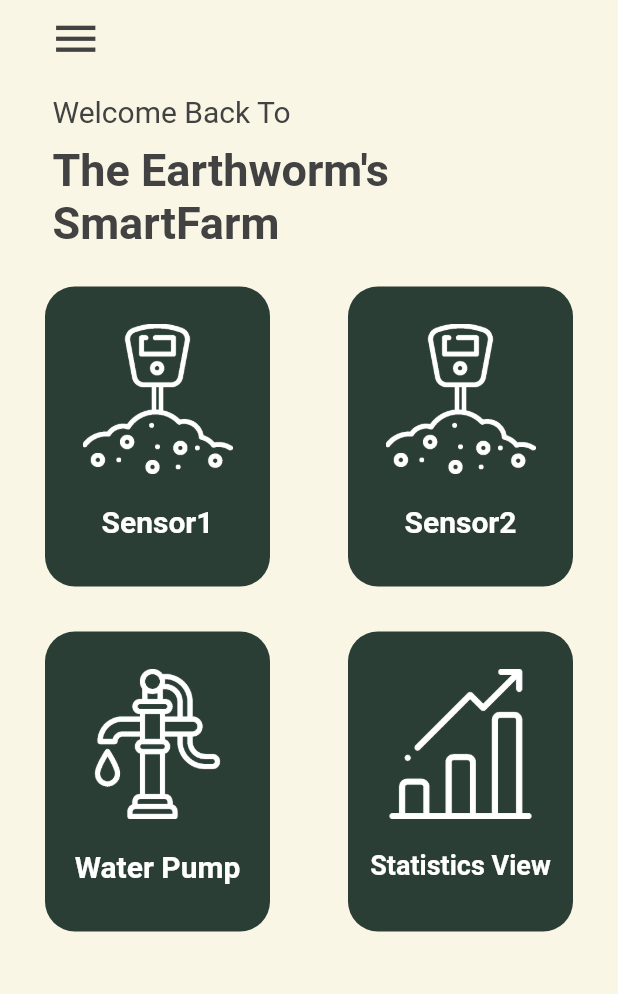
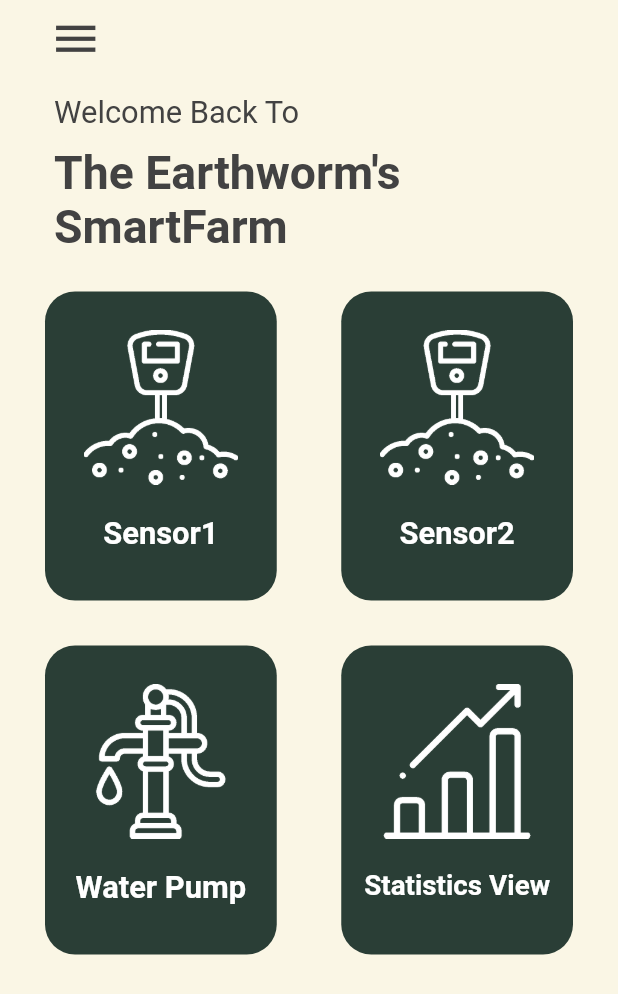
Before and after one commit to mmarchu/Earthworms-SmartFarm, a Flutter app: the homepage screen opened directly with empty values, on a phone screen of 412 x 824 dp. Shown: the top 994 px of the screen. Run offline on Flutter 3.47's test engine with Material 2 defaults, Android fonts, the phone set to English and light mode, and no system bars.

Commit message:
AutoScale , DB
AutoScale
- HomePage
- SensorPage
DB
- login

```diff
--- a/earthworms/lib/MainFunc/homepage.dart
+++ b/earthworms/lib/MainFunc/homepage.dart
@@ -1,3 +1,4 @@
+import 'package:earthworms/Func2/AutoScale.dart';
 import 'package:earthworms/MainFunc/Sensor2Page.dart';
 import 'package:earthworms/Profile/LoginPage.dart';
 import 'package:earthworms/Profile/ChangePassPage.dart';
@@ -24,6 +25,12 @@ class homepage extends StatelessWidget {
 
   @override
   Widget build(BuildContext context) {
+    return LayoutBuilder(builder: (context, Constraints) {
+      final screenWidth = MediaQuery.of(context).size.width;
+      final screenHeight = MediaQuery.of(context).size.height;
+      final smallestDimension =
+          screenWidth < screenHeight ? screenWidth : screenHeight;
+      final textScaleFactor = smallestDimension / 400;
       return AnnotatedRegion<SystemUiOverlayStyle>(
           value: SystemUiOverlayStyle.dark,
           child: Scaffold(
@@ -46,7 +53,7 @@ class homepage extends StatelessWidget {
                         accountName: Text(
                           name + " " + lastname,
                           style: TextStyle(
-                          fontSize: 18,
+                            fontSize: 18 * textScaleFactor,
                             fontWeight: FontWeight.bold,
                             color: Colors.white,
                           ),
@@ -55,13 +62,15 @@ class homepage extends StatelessWidget {
                         // Email Header
                         accountEmail: Text(
                           email,
-                        style: TextStyle(fontSize: 15, color: Colors.white),
+                          style: TextStyle(
+                            fontSize: 15 * textScaleFactor,
+                            color: Colors.white),
                         ),
                       )),
                   ListTile(
-                  title: const Text(
+                    title: Text(
                       'Change password',
-                    style: TextStyle(fontSize: 18),
+                      style: TextStyle(fontSize: 18 * textScaleFactor),
                     ),
                     onTap: () {
                       print('change password');
@@ -73,9 +82,9 @@ class homepage extends StatelessWidget {
                     },
                   ),
                   ListTile(
-                  title: const Text(
+                    title: Text(
                       'Log out',
-                    style: TextStyle(fontSize: 18),
+                      style: TextStyle(fontSize: 18 * textScaleFactor),
                     ),
                     onTap: () {
                       print("Log out");
@@ -126,24 +135,24 @@ class homepage extends StatelessWidget {
 
                 // text Header
                 Padding(
-                  padding: EdgeInsets.symmetric(horizontal: 35),
+                    padding: EdgeInsets.symmetric(horizontal: 35 * textScaleFactor),
                     child: Column(
                       crossAxisAlignment: CrossAxisAlignment.start,
                       children: [
                         Text(
                           "Welcome Back To",
                           style: TextStyle(
-                          fontSize: 20,
+                            fontSize: 20 * textScaleFactor,
                             color: Colors.grey[800],
                           ),
                         ),
                         SizedBox(
-                        height: 10,
+                          height: 10 * textScaleFactor,
                         ),
                         Text(
                           "The Earthworm's SmartFarm", //Name of user
                           style: TextStyle(
-                            fontSize: 30,
+                              fontSize: 30 * textScaleFactor,
                               fontWeight: FontWeight.bold,
                               color: Colors.grey[800]),
                         )
@@ -159,8 +168,8 @@ class homepage extends StatelessWidget {
                     children: [
                       //Sensor 1
                       SizedBox(
-                      width: 150,
-                      height: 200,
+                        width: 150 * textScaleFactor,
+                        height: 200 * textScaleFactor,
                         child: DecoratedBox(
                           decoration: BoxDecoration(
                             color: Color.fromRGBO(42, 62, 54, 1),
@@ -176,19 +185,20 @@ class homepage extends StatelessWidget {
                                         builder: (context) => Sensor1Page()));
                               },
                               child: Column(
-                              mainAxisAlignment: MainAxisAlignment.spaceBetween,
+                                mainAxisAlignment:
+                                    MainAxisAlignment.spaceBetween,
                                 children: [
-                                SizedBox(height: 25),
+                                  SizedBox(height: 25 * textScaleFactor),
                                   Image.asset(
                                     "images/sensor-1-1.png",
-                                  height: 100,
-                                  width: 100,
+                                    height: 100 * textScaleFactor,
+                                    width: 100 * textScaleFactor,
                                   ),
-                                SizedBox(height: 20),
+                                  SizedBox(height: 20 * textScaleFactor),
                                   Text(
                                     'Sensor1',
                                     style: TextStyle(
-                                    fontSize: 20,
+                                      fontSize: 20 * textScaleFactor,
                                       fontWeight: FontWeight.bold,
                                       color: Colors.white,
                                     ),
@@ -202,8 +212,8 @@ class homepage extends StatelessWidget {
 
                       //Sensor 2
                       SizedBox(
-                      width: 150,
-                      height: 200,
+                        width: 150 * textScaleFactor,
+                        height: 200 * textScaleFactor,
                         child: DecoratedBox(
                           decoration: BoxDecoration(
                             color: Color.fromRGBO(42, 62, 54, 1),
@@ -219,23 +229,24 @@ class homepage extends StatelessWidget {
                                         builder: (context) => Sensor2Page()));
                               },
                               child: Column(
-                              mainAxisAlignment: MainAxisAlignment.spaceBetween,
+                                mainAxisAlignment:
+                                    MainAxisAlignment.spaceBetween,
                                 children: [
                                   SizedBox(
-                                  height: 25,
+                                    height: 25 * textScaleFactor,
                                   ),
                                   Image.asset(
                                     "images/sensor-1-1.png",
-                                  height: 100,
-                                  width: 100,
+                                    height: 100 * textScaleFactor,
+                                    width: 100 * textScaleFactor,
                                   ),
                                   SizedBox(
-                                  height: 20,
+                                    height: 20 * textScaleFactor,
                                   ),
                                   Text(
                                     'Sensor2',
                                     style: TextStyle(
-                                    fontSize: 20,
+                                      fontSize: 20 * textScaleFactor,
                                       fontWeight: FontWeight.bold,
                                       color: Colors.white,
                                     ),
@@ -258,8 +269,8 @@ class homepage extends StatelessWidget {
                     children: [
                       //Water Pump
                       SizedBox(
-                      width: 150,
-                      height: 200,
+                        width: 150 * textScaleFactor,
+                        height: 200 * textScaleFactor,
                         child: DecoratedBox(
                           decoration: BoxDecoration(
                             color: Color.fromRGBO(42, 62, 54, 1),
@@ -275,23 +286,24 @@ class homepage extends StatelessWidget {
                                         builder: (context) => waterpumpPage()));
                               },
                               child: Column(
-                              mainAxisAlignment: MainAxisAlignment.spaceBetween,
+                                mainAxisAlignment:
+                                    MainAxisAlignment.spaceBetween,
                                 children: [
                                   SizedBox(
-                                  height: 25,
+                                    height: 25 * textScaleFactor,
                                   ),
                                   Image.asset(
                                     "images/water-pump-1.png",
-                                  width: 100,
-                                  height: 100,
+                                    width: 100 * textScaleFactor,
+                                    height: 100 * textScaleFactor,
                                   ),
                                   SizedBox(
-                                  height: 20,
+                                    height: 20 * textScaleFactor,
                                   ),
                                   Text(
                                     'Water Pump',
                                     style: TextStyle(
-                                    fontSize: 20,
+                                      fontSize: 20 * textScaleFactor,
                                       fontWeight: FontWeight.bold,
                                       color: Colors.white,
                                     ),
@@ -305,8 +317,8 @@ class homepage extends StatelessWidget {
 
                       //Stats Page
                       SizedBox(
-                      width: 150,
-                      height: 200,
+                        width: 150 * textScaleFactor,
+                        height: 200 * textScaleFactor,
                         child: DecoratedBox(
                           decoration: BoxDecoration(
                             color: Color.fromRGBO(42, 62, 54, 1),
@@ -327,20 +339,20 @@ class homepage extends StatelessWidget {
                                       MainAxisAlignment.spaceBetween,
                                   children: [
                                     SizedBox(
-                                    height: 25,
+                                      height: 25 * textScaleFactor,
                                     ),
                                     Image.asset(
                                       "images/StatsIcons.png",
-                                    height: 100,
-                                    width: 100,
+                                      height: 100 * textScaleFactor,
+                                      width: 100 * textScaleFactor,
                                     ),
                                     SizedBox(
-                                    height: 20,
+                                      height: 20 * textScaleFactor,
                                     ),
                                     Text(
                                       'Statistics View',
                                       style: TextStyle(
-                                        fontSize: 18,
+                                          fontSize: 18 * textScaleFactor,
                                           fontWeight: FontWeight.bold,
                                           color: Colors.white),
                                     )
@@ -357,5 +369,6 @@ class homepage extends StatelessWidget {
               ],
             )),
           ));
+    });
   }
 }
--- a/earthworms/lib/main.dart
+++ b/earthworms/lib/main.dart
@@ -1,3 +1,4 @@
+import 'package:earthworms/Func2/Sensor2Responsive.dart';
 import 'package:earthworms/Profile/LoginPage.dart';
 // import 'package:earthworms/FirstP/RegisterPage.dart';
 // import 'package:earthworms/MainFunc/ChangePassPage.dart';
```
Also changed, not shown: earthworms/lib/Func2/AutoScale.dart (added, +35 -0 lines), earthworms/lib/Func2/Sensor2Responsive.dart (added, +32 -0 lines), earthworms/lib/MainFunc/Sensor1Page.dart (+21 -10 lines), earthworms/lib/MainFunc/Sensor2Page.dart (+21 -10 lines), earthworms/lib/Profile/LoginPage.dart (+39 -7 lines), 5 other files. Lines whose indentation alone changed are shown as unchanged.
